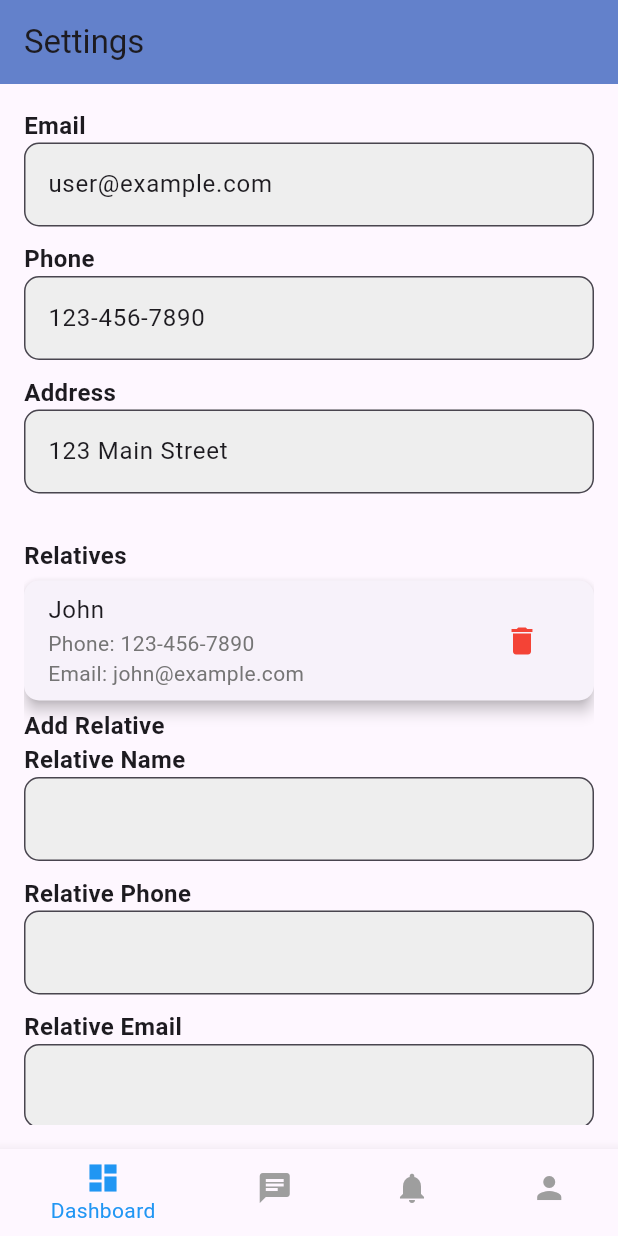
After one commit to zeynepsudebaal/Senior-Project, a Flutter app: the SettingsPage screen opened directly, on a phone screen of 412 x 824 dp. The commit adds this screen. Run offline on Flutter 3.47's test engine with Material 3 defaults, Android fonts, the phone set to English and light mode, and no system bars; network calls fail.

Commit message:
İrem's second commit

```diff
--- /dev/null
+++ b/lib/pages/settings_page.dart
@@ -0,0 +1,252 @@
+import 'package:flutter/material.dart';
+import 'package:senior_project/pages/dashboard_page.dart';
+import 'package:senior_project/pages/chat_page.dart';
+import 'package:senior_project/pages/notifications_page.dart';
+import 'package:senior_project/pages/profile_page.dart'; // ProfilePage'i import ediyoruz.
+import '../widgets/button_widget.dart';
+
+class SettingsPage extends StatefulWidget {
+  @override
+  _SettingsPageState createState() => _SettingsPageState();
+}
+
+class _SettingsPageState extends State<SettingsPage> {
+  String email = "user@example.com";
+  String phone = "123-456-7890";
+  String address = "123 Main Street";
+  List<Map<String, String>> relatives = [
+    {"name": "John", "phone": "123-456-7890", "email": "john@example.com"},
+  ];
+
+  final _emailController = TextEditingController();
+  final _phoneController = TextEditingController();
+  final _addressController = TextEditingController();
+  final _relativeNameController = TextEditingController();
+  final _relativePhoneController = TextEditingController();
+  final _relativeEmailController = TextEditingController();
+
+  int _selectedIndex = 0; // For BottomNavigationBar
+
+  @override
+  void initState() {
+    super.initState();
+    _emailController.text = email;
+    _phoneController.text = phone;
+    _addressController.text = address;
+  }
+
+  void saveChanges() {
+    setState(() {
+      email = _emailController.text;
+      phone = _phoneController.text;
+      address = _addressController.text;
+    });
+    ScaffoldMessenger.of(
+      context,
+    ).showSnackBar(SnackBar(content: Text('Changes saved successfully!')));
+  }
+
+  void addRelative() {
+    setState(() {
+      relatives.add({
+        "name": _relativeNameController.text,
+        "phone": _relativePhoneController.text,
+        "email": _relativeEmailController.text,
+      });
+    });
+    _relativeNameController.clear();
+    _relativePhoneController.clear();
+    _relativeEmailController.clear();
+  }
+
+  void _onItemTapped(int index) {
+    setState(() {
+      _selectedIndex = index;
+    });
+
+    switch (index) {
+      case 0:
+        Navigator.push(
+          context,
+          MaterialPageRoute(builder: (context) => DashboardPage()),
+        );
+        break;
+      case 1:
+        Navigator.push(
+          context,
+          MaterialPageRoute(builder: (context) => ChatScreen()),
+        );
+        break;
+      case 2:
+        Navigator.push(
+          context,
+          MaterialPageRoute(builder: (context) => NotificationPage()),
+        );
+        break;
+      case 3:
+        Navigator.push(
+          context,
+          MaterialPageRoute(builder: (context) => ProfilePage()),
+        );
+        break;
+    }
+  }
+
+  @override
+  Widget build(BuildContext context) {
+    return Scaffold(
+      appBar: AppBar(
+        title: Text("Settings"),
+        backgroundColor: const Color.fromARGB(255, 99, 129, 203),
+        automaticallyImplyLeading: false,
+      ),
+      body: Padding(
+        padding: const EdgeInsets.all(16.0),
+        child: SingleChildScrollView(
+          child: Column(
+            crossAxisAlignment: CrossAxisAlignment.start,
+            children: [
+              buildEditableField("Email", email, _emailController),
+              buildEditableField("Phone", phone, _phoneController),
+              buildEditableField("Address", address, _addressController),
+              const SizedBox(height: 20),
+              buildRelativesSection(),
+              const SizedBox(height: 20),
+              ElevatedButton(
+                onPressed: saveChanges,
+                style: ElevatedButton.styleFrom(
+                  minimumSize: Size(double.infinity, 50),
+                  backgroundColor:
+                      Colors.blue, // Use backgroundColor instead of primary
+                  shape: RoundedRectangleBorder(
+                    borderRadius: BorderRadius.circular(10),
+                  ),
+                ),
+                child: Text("Save Changes", style: TextStyle(fontSize: 16)),
+              ),
+            ],
+          ),
+        ),
+      ),
+      bottomNavigationBar: BottomNavigationBar(
+        backgroundColor: Colors.white,
+        selectedItemColor: Colors.blue,
+        unselectedItemColor: Colors.grey,
+        currentIndex: _selectedIndex,
+        onTap: _onItemTapped,
+        items: [
+          BottomNavigationBarItem(
+            icon: Icon(Icons.dashboard),
+            label: "Dashboard",
+          ),
+          BottomNavigationBarItem(icon: Icon(Icons.chat), label: "Chat"),
+          BottomNavigationBarItem(
+            icon: Icon(Icons.notifications),
+            label: "Notifications",
+          ),
+          BottomNavigationBarItem(icon: Icon(Icons.person), label: "Profile"),
+        ],
+      ),
+    );
+  }
+
+  Widget buildEditableField(
+    String label,
+    String value,
+    TextEditingController controller,
+  ) {
+    return Column(
+      crossAxisAlignment: CrossAxisAlignment.start,
+      children: [
+        Text(
+          label,
+          style: TextStyle(fontSize: 16, fontWeight: FontWeight.bold),
+        ),
+        TextField(
+          controller: controller,
+          decoration: InputDecoration(
+            hintText: value,
+            border: OutlineInputBorder(
+              borderRadius: BorderRadius.circular(10),
+              borderSide: BorderSide(color: Colors.grey),
+            ),
+            filled: true,
+            fillColor: Colors.grey[200],
+          ),
+        ),
+        const SizedBox(height: 10),
+      ],
+    );
+  }
+
+  Widget buildRelativesSection() {
+    return Column(
+      crossAxisAlignment: CrossAxisAlignment.start,
+      children: [
+        Text(
+          "Relatives",
+          style: TextStyle(fontSize: 16, fontWeight: FontWeight.bold),
+        ),
+        ListView.builder(
+          shrinkWrap: true,
+          physics: NeverScrollableScrollPhysics(),
+          itemCount: relatives.length,
+          itemBuilder: (context, index) {
+            final relative = relatives[index];
+            return Card(
+              elevation: 4,
+              margin: const EdgeInsets.symmetric(vertical: 5),
+              shape: RoundedRectangleBorder(
+                borderRadius: BorderRadius.circular(10),
+              ),
+              child: ListTile(
+                title: Text(relative["name"]!),
+                subtitle: Text(
+                  "Phone: ${relative["phone"]!}\nEmail: ${relative["email"]!}",
+                  style: TextStyle(color: Colors.grey[600]),
+                ),
+                trailing: IconButton(
+                  icon: Icon(Icons.delete, color: Colors.red),
+                  onPressed: () {
+                    setState(() {
+                      relatives.removeAt(index);
+                    });
+                  },
+                ),
+              ),
+            );
+          },
+        ),
+        buildAddRelativeSection(),
+      ],
+    );
+  }
+
+  Widget buildAddRelativeSection() {
+    return Column(
+      crossAxisAlignment: CrossAxisAlignment.start,
+      children: [
+        Text(
+          "Add Relative",
+          style: TextStyle(fontSize: 16, fontWeight: FontWeight.bold),
+        ),
+        buildEditableField("Relative Name", "", _relativeNameController),
+        buildEditableField("Relative Phone", "", _relativePhoneController),
+        buildEditableField("Relative Email", "", _relativeEmailController),
+        const SizedBox(height: 10),
+        ElevatedButton(
+          onPressed: addRelative,
+          style: ElevatedButton.styleFrom(
+            backgroundColor:
+                Colors.green, // Use backgroundColor instead of primary
+            minimumSize: Size(double.infinity, 50),
+            shape: RoundedRectangleBorder(
+              borderRadius: BorderRadius.circular(10),
+            ),
+          ),
+          child: Text("Add Relative", style: TextStyle(fontSize: 16)),
+        ),
+      ],
+    );
+  }
+}
```
Also changed, not shown: lib/pages/chat_page.dart (+48 -11 lines), lib/pages/notifications_page.dart (added, +190 -0 lines), lib/pages/profile_page.dart (+47 -19 lines).
